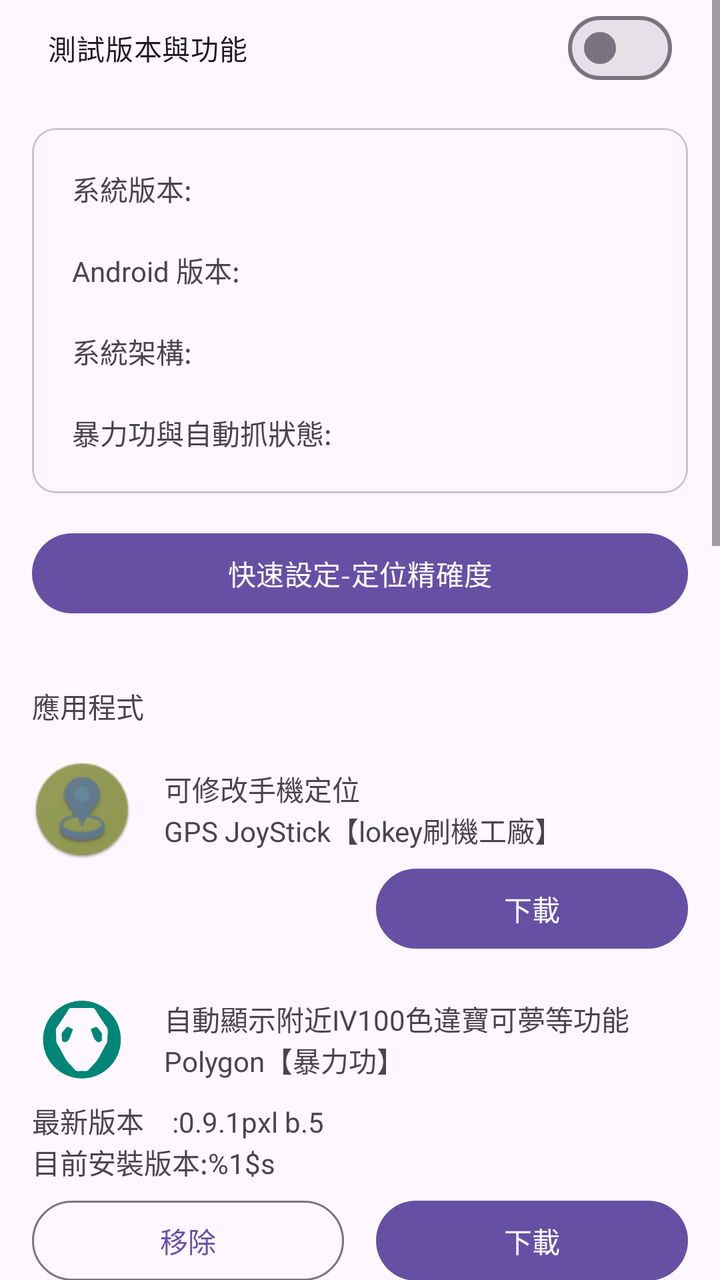
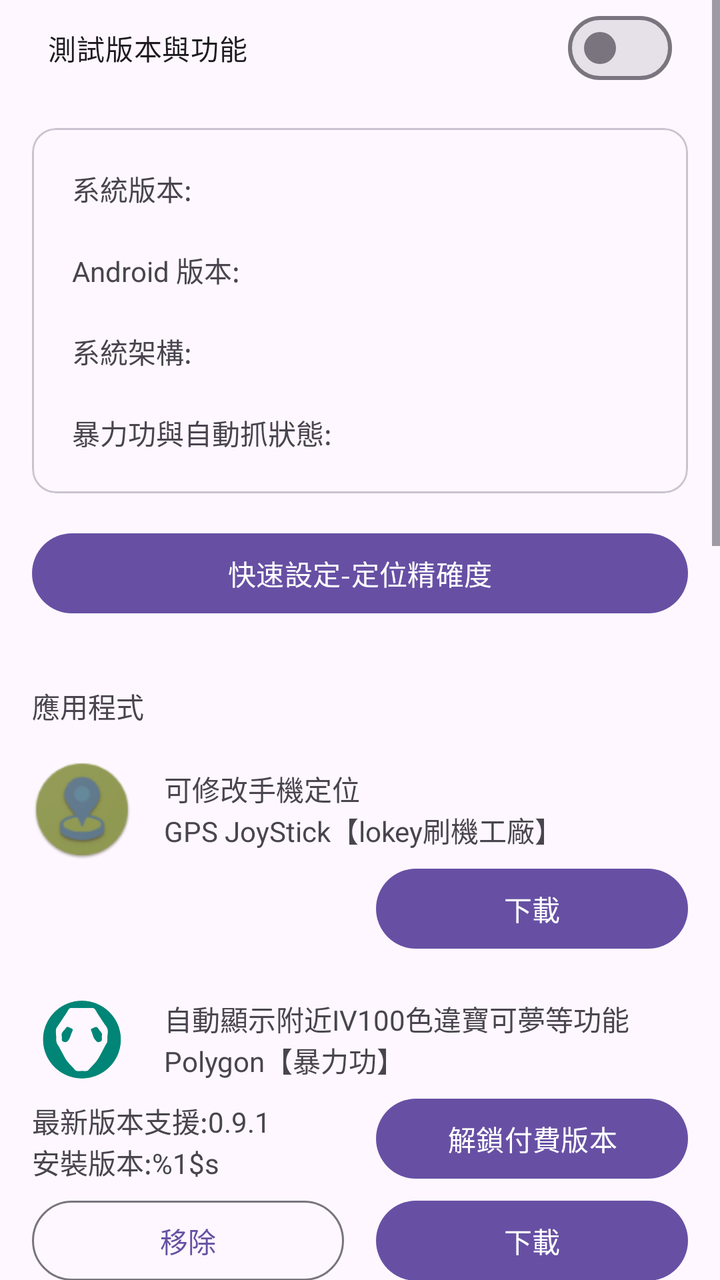

An Android layout rendered at two revisions. The XML below is the earlier revision; the diff shows what the commit changed to produce the second picture.
<!-- AndroidManifest.xml: application theme Theme.DynamicColors -->
<!-- res/layout/content_main.xml -->
<?xml version="1.0" encoding="utf-8"?>
<androidx.constraintlayout.widget.ConstraintLayout xmlns:android="http://schemas.android.com/apk/res/android"
    xmlns:app="http://schemas.android.com/apk/res-auto"
    xmlns:tools="http://schemas.android.com/tools"
    android:layout_width="match_parent"
    android:layout_height="match_parent"
    android:layout_marginBottom="16dp"
    app:layout_behavior="@string/appbar_scrolling_view_behavior">

    <ScrollView
        android:layout_width="match_parent"
        android:layout_height="match_parent"
        app:layout_constraintEnd_toEndOf="parent"
        app:layout_constraintStart_toStartOf="parent">

        <LinearLayout
            android:layout_width="match_parent"
            android:layout_height="wrap_content"
            android:orientation="vertical">

            <com.google.android.material.materialswitch.MaterialSwitch
                android:id="@+id/switch1"
                android:layout_width="match_parent"
                android:layout_height="wrap_content"
                android:layout_marginStart="24dp"
                android:layout_marginEnd="24dp"
                android:text="測試版本與功能" />


            <com.google.android.material.card.MaterialCardView
                android:id="@+id/card"
                android:layout_width="match_parent"
                android:layout_height="wrap_content"
                android:layout_margin="16dp"
                android:layout_marginTop="16dp"
                android:checkable="true"
                android:clickable="true"
                android:focusable="true"
                app:layout_constraintTop_toTopOf="parent"
                tools:layout_editor_absoluteX="32dp">

                <LinearLayout
                    android:id="@+id/linearLayout3"
                    android:layout_width="match_parent"
                    android:layout_height="wrap_content"
                    android:orientation="vertical"
                    app:layout_constraintEnd_toEndOf="parent"
                    app:layout_constraintStart_toStartOf="parent"
                    app:layout_constraintTop_toTopOf="parent">

                    <TextView
                        android:id="@+id/android_imformation"
                        android:layout_width="match_parent"
                        android:layout_height="wrap_content"
                        android:layout_marginStart="20dp"
                        android:layout_marginTop="20dp"
                        android:layout_marginEnd="20dp"
                        android:text="系統版本:" />

                    <TextView
                        android:id="@+id/android_version"
                        android:layout_width="match_parent"
                        android:layout_height="wrap_content"
                        android:layout_marginStart="20dp"
                        android:layout_marginTop="20dp"
                        android:layout_marginEnd="20dp"
                        android:text="Android 版本:" />

                    <TextView
                        android:id="@+id/android_abi"
                        android:layout_width="match_parent"
                        android:layout_height="wrap_content"
                        android:layout_marginStart="20dp"
                        android:layout_marginTop="20dp"
                        android:layout_marginEnd="20dp"
                        android:text="系統架構:" />

                    <TextView
                        android:id="@+id/android_supper"
                        android:layout_width="match_parent"
                        android:layout_height="wrap_content"
                        android:layout_marginStart="20dp"
                        android:layout_marginTop="20dp"
                        android:layout_marginEnd="20dp"
                        android:layout_marginBottom="20dp"
                        android:text="暴力功與自動抓狀態:" />

                </LinearLayout>

            </com.google.android.material.card.MaterialCardView>

            <Button
                android:id="@+id/LocationAccuracyActivity"
                style="@style/Widget.Material3.Button"
                android:layout_width="match_parent"
                android:layout_height="wrap_content"
                android:layout_marginStart="16dp"
                android:layout_marginEnd="16dp"
                android:text="快速設定-定位精確度" />

            <TextView
                android:layout_width="wrap_content"
                android:layout_height="wrap_content"
                android:layout_marginStart="16dp"
                android:layout_marginTop="32dp"
                android:layout_marginBottom="16dp"
                android:text="應用程式"
                app:layout_constraintStart_toStartOf="parent" />

            <LinearLayout
                android:id="@+id/linearLayout0"
                android:layout_width="match_parent"
                android:layout_height="wrap_content"
                android:layout_marginStart="16dp"
                android:layout_marginEnd="16dp"
                android:gravity="center"
                android:orientation="vertical"
                app:layout_constraintEnd_toEndOf="parent"
                app:layout_constraintHorizontal_bias="1.0"
                app:layout_constraintStart_toStartOf="parent"
                app:layout_constraintTop_toBottomOf="@+id/textView">

                <LinearLayout
                    android:layout_width="match_parent"
                    android:layout_height="51dp"
                    android:gravity="center"
                    android:orientation="horizontal">

                    <ImageView
                        android:id="@+id/imageView"
                        android:layout_width="50dp"
                        android:layout_height="50dp"
                        app:srcCompat="@drawable/gps_icon"
                        tools:layout_editor_absoluteX="50dp"
                        tools:layout_editor_absoluteY="50dp" />

                    <LinearLayout
                        android:layout_width="match_parent"
                        android:layout_height="match_parent"
                        android:layout_marginStart="16dp"
                        android:gravity="center|start"
                        android:orientation="vertical">

                        <TextView
                            android:layout_width="wrap_content"
                            android:layout_height="wrap_content"
                            android:layout_marginEnd="16dp"
                            android:layout_weight="0"
                            android:text="可修改手機定位" />

                        <TextView
                            android:layout_width="wrap_content"
                            android:layout_height="wrap_content"
                            android:layout_weight="0"
                            android:text="GPS JoyStick【lokey刷機工廠】" />

                    </LinearLayout>

                </LinearLayout>

                <LinearLayout
                    android:layout_width="match_parent"
                    android:layout_height="match_parent"
                    android:gravity="end"
                    android:orientation="horizontal">

                    <Button
                        android:layout_weight="1"
                        android:layout_width="0dp"
                        android:layout_height="wrap_content"
                        android:layout_marginEnd="16dp"
                        android:visibility="invisible"
                        android:text="@string/remove" />

                    <Button
                        android:layout_weight="1"
                        android:id="@+id/download_gps"
                        android:layout_width="0dp"
                        android:layout_height="wrap_content"
                        android:text="@string/download" />

                </LinearLayout>

            </LinearLayout>

            <LinearLayout
                android:id="@+id/linearLayout1"
                android:layout_width="match_parent"
                android:layout_height="wrap_content"
                android:layout_marginStart="16dp"
                android:layout_marginTop="16dp"
                android:layout_marginEnd="16dp"
                android:gravity="center"
                android:orientation="vertical"
                app:layout_constraintEnd_toEndOf="parent"
                app:layout_constraintHorizontal_bias="1.0"
                app:layout_constraintStart_toStartOf="parent"
                app:layout_constraintTop_toBottomOf="@+id/linearLayout0">

                <LinearLayout
                    android:layout_width="match_parent"
                    android:layout_height="51dp"
                    android:gravity="center"
                    android:orientation="horizontal">

                    <ImageView
                        android:id="@+id/imageView1"
                        android:layout_width="50dp"
                        android:layout_height="50dp"
                        app:srcCompat="@drawable/polygon_icon"
                        tools:layout_editor_absoluteX="100dp"
                        tools:layout_editor_absoluteY="100dp" />

                    <LinearLayout
                        android:layout_width="match_parent"
                        android:layout_height="match_parent"
                        android:layout_marginStart="16dp"
                        android:gravity="center|start"
                        android:orientation="vertical">

                        <TextView
                            android:layout_width="wrap_content"
                            android:layout_height="wrap_content"
                            android:layout_marginEnd="16dp"
                            android:layout_weight="0"
                            android:text="自動顯示附近IV100色違寶可夢等功能" />

                        <TextView
                            android:layout_width="wrap_content"
                            android:layout_height="wrap_content"
                            android:layout_weight="0"
                            android:text="Polygon【暴力功】" />

                    </LinearLayout>

                </LinearLayout>

                <LinearLayout
                    android:layout_width="match_parent"
                    android:layout_height="51dp"
                    android:orientation="horizontal">

                    <LinearLayout
                        android:layout_width="wrap_content"
                        android:layout_height="51dp"
                        android:gravity="center|start"
                        android:orientation="vertical">

                        <TextView
                            android:id="@+id/polygon_new_verison"
                            android:layout_width="wrap_content"
                            android:layout_height="wrap_content"
                            android:layout_marginEnd="16dp"
                            android:layout_weight="0"
                            android:text="最新版本　:0.9.1pxl b.5" />

                        <TextView
                            android:id="@+id/polygon_install_verison"
                            android:layout_width="wrap_content"
                            android:layout_height="wrap_content"
                            android:layout_weight="0"
                            android:text="@string/format_installVersion" />

                    </LinearLayout>

                </LinearLayout>

                <LinearLayout
                    android:layout_width="match_parent"
                    android:layout_height="match_parent"
                    android:gravity="end"
                    android:orientation="horizontal">

                    <Button
                        android:layout_weight="1"
                        android:id="@+id/remove_polygon"
                        style="@style/Widget.Material3.Button.OutlinedButton"
                        android:layout_width="0dp"
                        android:layout_height="wrap_content"
                        android:layout_marginEnd="16dp"
                        android:text="@string/remove" />

                    <Button
                        android:layout_weight="1"
                        android:id="@+id/download_polygon"
                        android:layout_width="0dp"
                        android:layout_height="wrap_content"
                        android:text="@string/download" />

                </LinearLayout>

            </LinearLayout>

            <LinearLayout
                android:id="@+id/linearLayout2"
                android:layout_width="match_parent"
                android:layout_height="wrap_content"
                android:layout_marginStart="16dp"
                android:layout_marginTop="16dp"
                android:layout_marginEnd="16dp"
                android:gravity="center"
                android:orientation="vertical"
                app:layout_constraintEnd_toEndOf="parent"
                app:layout_constraintHorizontal_bias="1.0"
                app:layout_constraintStart_toStartOf="parent"
                app:layout_constraintTop_toBottomOf="@+id/linearLayout1">

                <LinearLayout
                    android:layout_width="match_parent"
                    android:layout_height="51dp"
                    android:gravity="center"
                    android:orientation="horizontal">

                    <ImageView
                        android:id="@+id/imageView2"
                        android:layout_width="50dp"
                        android:layout_height="50dp"
                        app:srcCompat="@drawable/autocatch_icon"
                        tools:layout_editor_absoluteX="50dp"
                        tools:layout_editor_absoluteY="50dp" />

                    <LinearLayout
                        android:layout_width="match_parent"
                        android:layout_height="match_parent"
                        android:layout_marginStart="16dp"
                        android:gravity="center|start"
                        android:orientation="vertical">

                        <TextView
                            android:layout_width="wrap_content"
                            android:layout_height="wrap_content"
                            android:layout_marginEnd="16dp"
                            android:layout_weight="0"
                            android:text="模擬手動投球與自動旋轉補給站等功能" />

                        <TextView
                            android:layout_width="wrap_content"
                            android:layout_height="wrap_content"
                            android:layout_weight="0"
                            android:text="Pogo Auto Catch【自動抓】" />

                    </LinearLayout>

                </LinearLayout>

                <LinearLayout
                    android:layout_width="match_parent"
                    android:layout_height="match_parent"
                    android:orientation="horizontal">

                    <LinearLayout
                        android:layout_width="wrap_content"
                        android:layout_height="51dp"
                        android:gravity="center|start"
                        android:orientation="vertical">

                        <TextView
                            android:id="@+id/autocatch_new_verison"
                            android:layout_width="wrap_content"
                            android:layout_height="wrap_content"
                            android:layout_marginEnd="16dp"
                            android:layout_weight="0"
                            android:text="@string/format_newerVersion" />

                        <TextView
                            android:id="@+id/autocatch_install_verison"
                            android:layout_width="wrap_content"
                            android:layout_height="wrap_content"
                            android:layout_weight="0"
                            android:text="@string/format_installVersion" />

                    </LinearLayout>

                </LinearLayout>

                <LinearLayout
                    android:layout_width="match_parent"
                    android:layout_height="match_parent"
                    android:gravity="end"
                    android:orientation="horizontal">

                    <Button
                        android:layout_weight="1"
                        android:id="@+id/remove_autocatch"
                        style="@style/Widget.Material3.Button.OutlinedButton"
                        android:layout_width="0dp"
                        android:layout_height="wrap_content"
                        android:layout_marginEnd="16dp"
                        android:text="@string/remove" />

                    <Button
                        android:layout_weight="1"
                        android:id="@+id/download_autocatch"
                        android:layout_width="0dp"
                        android:layout_height="wrap_content"
                        android:text="@string/download" />

                </LinearLayout>

            </LinearLayout>

            <LinearLayout
                android:id="@+id/linearLayout5"
                android:layout_width="match_parent"
                android:layout_height="wrap_content"
                android:layout_marginStart="16dp"
                android:layout_marginTop="16dp"
                android:layout_marginEnd="16dp"
                android:gravity="center"
                android:orientation="vertical"
                app:layout_constraintEnd_toEndOf="parent"
                app:layout_constraintHorizontal_bias="1.0"
                app:layout_constraintStart_toStartOf="parent"
                app:layout_constraintTop_toBottomOf="@+id/linearLayout1">

                <LinearLayout
                    android:layout_width="match_parent"
                    android:layout_height="51dp"
                    android:gravity="center"
                    android:orientation="horizontal">

                    <ImageView
                        android:layout_width="50dp"
                        android:layout_height="50dp"
                        app:srcCompat="@drawable/pok_icon"
                        tools:layout_editor_absoluteX="50dp"
                        tools:layout_editor_absoluteY="50dp" />

                    <LinearLayout
                        android:layout_width="match_parent"
                        android:layout_height="match_parent"
                        android:layout_marginStart="16dp"
                        android:gravity="center|start"
                        android:orientation="vertical">

                        <TextView
                            android:layout_width="wrap_content"
                            android:layout_height="wrap_content"
                            android:layout_marginEnd="16dp"
                            android:layout_weight="0"
                            android:text="原版寶可夢客戶端" />

                        <TextView
                            android:layout_width="wrap_content"
                            android:layout_height="wrap_content"
                            android:layout_weight="0"
                            android:text="Pokémon GO【寶可夢】" />
                    </LinearLayout>

                </LinearLayout>

                <LinearLayout
                    android:layout_width="match_parent"
                    android:layout_height="match_parent"
                    android:orientation="horizontal">

                    <LinearLayout
                        android:layout_width="wrap_content"
                        android:layout_height="51dp"
                        android:gravity="center|start"
                        android:orientation="vertical">

                        <TextView
                            android:id="@+id/pok_new_verison"
                            android:layout_width="wrap_content"
                            android:layout_height="wrap_content"
                            android:layout_marginEnd="16dp"
                            android:layout_weight="0"
                            android:text="@string/format_newerVersion" />

                        <TextView
                            android:id="@+id/pok_install_verison"
                            android:layout_width="wrap_content"
                            android:layout_height="wrap_content"
                            android:layout_weight="0"
                            android:text="@string/format_installVersion" />
                    </LinearLayout>

                </LinearLayout>

                <LinearLayout
                    android:layout_width="match_parent"
                    android:layout_height="match_parent"
                    android:gravity="end"
                    android:orientation="horizontal">

                    <Button
                        android:layout_weight="1"
                        android:id="@+id/remove_pok"
                        style="@style/Widget.Material3.Button.OutlinedButton"
                        android:layout_width="0dp"
                        android:layout_height="wrap_content"
                        android:layout_marginEnd="16dp"
                        android:text="@string/remove" />

                    <Button
                        android:layout_weight="1"
                        android:id="@+id/download_pok"
                        android:layout_width="0dp"
                        android:layout_height="wrap_content"
                        android:text="@string/download" />

                </LinearLayout>

            </LinearLayout>

            <LinearLayout
                android:id="@+id/linearLayout4"
                android:layout_width="match_parent"
                android:layout_height="wrap_content"
                android:layout_marginStart="16dp"
                android:layout_marginTop="16dp"
                android:layout_marginEnd="16dp"
                android:gravity="center"
                android:orientation="vertical"
                app:layout_constraintEnd_toEndOf="parent"
                app:layout_constraintHorizontal_bias="1.0"
                app:layout_constraintStart_toStartOf="parent"
                app:layout_constraintTop_toBottomOf="@+id/linearLayout1">

                <LinearLayout
                    android:layout_width="match_parent"
                    android:layout_height="51dp"
                    android:gravity="center"
                    android:orientation="horizontal">

                    <ImageView
                        android:id="@+id/imageView4"
                        android:layout_width="50dp"
                        android:layout_height="50dp"
                        app:srcCompat="@drawable/pok_icon"
                        tools:layout_editor_absoluteX="50dp"
                        tools:layout_editor_absoluteY="50dp" />

                    <LinearLayout
                        android:layout_width="match_parent"
                        android:layout_height="match_parent"
                        android:layout_marginStart="16dp"
                        android:gravity="center|start"
                        android:orientation="vertical">

                        <TextView
                            android:layout_width="wrap_content"
                            android:layout_height="wrap_content"
                            android:layout_marginEnd="16dp"
                            android:layout_weight="0"
                            android:text="原版寶可夢三星版本客戶端" />

                        <TextView
                            android:layout_width="wrap_content"
                            android:layout_height="wrap_content"
                            android:layout_weight="0"
                            android:text="Pokémon GO【寶可夢三星版本】" />

                    </LinearLayout>

                </LinearLayout>

                <LinearLayout
                    android:layout_width="match_parent"
                    android:layout_height="match_parent"
                    android:orientation="horizontal">

                    <LinearLayout
                        android:layout_width="wrap_content"
                        android:layout_height="51dp"
                        android:gravity="center|start"
                        android:orientation="vertical">

                        <TextView
                            android:id="@+id/pokAres_new_verison"
                            android:layout_width="wrap_content"
                            android:layout_height="wrap_content"
                            android:layout_marginEnd="16dp"
                            android:layout_weight="0"
                            android:text="@string/format_newerVersion" />

                        <TextView
                            android:id="@+id/pokAres_install_verison"
                            android:layout_width="wrap_content"
                            android:layout_height="wrap_content"
                            android:layout_weight="0"
                            android:text="@string/format_installVersion" />

                    </LinearLayout>

                </LinearLayout>

                <LinearLayout
                    android:layout_width="match_parent"
                    android:layout_height="match_parent"
                    android:gravity="end"
                    android:orientation="horizontal">

                    <Button
                        android:layout_weight="1"
                        android:id="@+id/remove_pokAres"
                        style="@style/Widget.Material3.Button.OutlinedButton"
                        android:layout_width="0dp"
                        android:layout_height="wrap_content"
                        android:layout_marginEnd="16dp"
                        android:text="@string/remove" />

                    <Button
                        android:layout_weight="1"
                        android:id="@+id/download_pokAres"
                        android:layout_width="0dp"
                        android:layout_height="wrap_content"
                        android:text="@string/download" />

                </LinearLayout>

            </LinearLayout>

            <TextView
                android:layout_width="wrap_content"
                android:layout_height="wrap_content"
                android:layout_marginStart="16dp"
                android:layout_marginTop="32dp"
                android:text="設備、定位檢測"
                app:layout_constraintStart_toStartOf="parent" />

            <com.google.android.material.card.MaterialCardView
                android:layout_width="match_parent"
                android:layout_height="wrap_content"
                android:layout_margin="16dp"
                android:checkable="true"
                android:clickable="true"
                android:focusable="true"
                app:layout_constraintTop_toBottomOf="@+id/linearLayout2"
                tools:layout_editor_absoluteX="32dp">

                <LinearLayout
                    android:layout_width="match_parent"
                    android:layout_height="wrap_content"
                    android:orientation="vertical"
                    app:layout_constraintEnd_toEndOf="parent"
                    app:layout_constraintStart_toStartOf="parent"
                    app:layout_constraintTop_toTopOf="parent">

                    <Button
                        android:id="@+id/check_location"
                        style="@style/Widget.Material3.Button"
                        android:layout_width="match_parent"
                        android:layout_height="wrap_content"
                        android:layout_marginStart="16dp"
                        android:layout_marginTop="16dp"
                        android:layout_marginEnd="16dp"
                        android:text="@string/check_button" />

                    <TextView
                        android:layout_width="match_parent"
                        android:layout_height="wrap_content"
                        android:layout_marginStart="20dp"
                        android:layout_marginTop="20dp"
                        android:layout_marginEnd="20dp"
                        android:text="系統取得位置:" />

                    <TextView
                        android:id="@+id/location_system"
                        android:layout_width="match_parent"
                        android:layout_height="wrap_content"
                        android:layout_marginStart="20dp"
                        android:layout_marginEnd="20dp"
                        android:text="未取得" />

                    <TextView
                        android:layout_width="match_parent"
                        android:layout_height="wrap_content"
                        android:layout_marginStart="20dp"
                        android:layout_marginTop="20dp"
                        android:text="是否安裝Magsik:" />

                    <TextView
                        android:id="@+id/check_magisk"
                        android:layout_width="match_parent"
                        android:layout_height="wrap_content"
                        android:layout_marginStart="20dp"
                        android:layout_marginEnd="20dp"
                        android:layout_marginBottom="20dp"
                        android:text="未檢查" />

                </LinearLayout>

            </com.google.android.material.card.MaterialCardView>

            <Space
                android:layout_width="match_parent"
                android:layout_height="50dp"
                android:layout_marginBottom="16dp"
                android:layout_gravity="bottom|end"
                app:layout_constraintBottom_toBottomOf="parent"
                app:layout_constraintEnd_toEndOf="parent"
                app:layout_constraintStart_toStartOf="parent" />

        </LinearLayout>

    </ScrollView>

</androidx.constraintlayout.widget.ConstraintLayout>
<!-- resources referenced by this layout -->
<resources>
  <!-- drawable autocatch_icon: png bitmap (drawable-nodpi, 6494 bytes) -->
  <!-- drawable gps_icon: png bitmap (drawable-nodpi, 5357 bytes) -->
  <!-- drawable pok_icon: png bitmap (drawable-nodpi, 264002 bytes) -->
  <!-- drawable polygon_icon: png bitmap (drawable-nodpi, 26442 bytes) -->
  <string name="check_button">檢測定位與設備</string>
  <string name="download">下載</string>
  <string name="format_installVersion">目前安裝版本:%1$s</string>
  <string name="format_newerVersion">最新支援版本:%1$s</string>
  <string name="remove">移除</string>
  <style name="Theme.DynamicColors" parent="Theme.Material3.DayNight.NoActionBar">
          
          
  
          <item name="android:navigationBarColor">@android:color/transparent</item>
          <item name="android:statusBarColor">@android:color/transparent</item>
          <item name="android:windowLightStatusBar">?attr/isLightTheme</item>
  
      </style>
</resources>

<!-- the commit's change to res/layout/content_main.xml (unified diff, before → after) -->
@@ -237,12 +237,14 @@
 
                 <LinearLayout
                     android:layout_width="match_parent"
-                    android:layout_height="51dp"
-                    android:orientation="horizontal">
-
-                    <LinearLayout
-                        android:layout_width="wrap_content"
+                    android:layout_height="match_parent"
+                    android:orientation="horizontal">
+
+                    <LinearLayout
+                        android:layout_width="0dp"
                         android:layout_height="51dp"
+                        android:layout_weight="1"
+                        android:layout_marginEnd="16dp"
                         android:gravity="center|start"
                         android:orientation="vertical">
 
@@ -250,9 +252,8 @@
                             android:id="@+id/polygon_new_verison"
                             android:layout_width="wrap_content"
                             android:layout_height="wrap_content"
-                            android:layout_marginEnd="16dp"
-                            android:layout_weight="0"
-                            android:text="最新版本　:0.9.1pxl b.5" />
+                            android:layout_weight="0"
+                            android:text="最新版本支援:0.9.1" />
 
                         <TextView
                             android:id="@+id/polygon_install_verison"
@@ -262,6 +263,13 @@
                             android:text="@string/format_installVersion" />
 
                     </LinearLayout>
+
+                    <Button
+                        android:id="@+id/polygon_unlockPremium"
+                        android:layout_width="0dp"
+                        android:layout_height="wrap_content"
+                        android:layout_weight="1"
+                        android:text="@string/unlockPremium" />
 
                 </LinearLayout>
 
@@ -349,8 +357,10 @@
                     android:orientation="horizontal">
 
                     <LinearLayout
-                        android:layout_width="wrap_content"
+                        android:layout_width="0dp"
                         android:layout_height="51dp"
+                        android:layout_weight="1"
+                        android:layout_marginEnd="16dp"
                         android:gravity="center|start"
                         android:orientation="vertical">
 
@@ -358,7 +368,6 @@
                             android:id="@+id/autocatch_new_verison"
                             android:layout_width="wrap_content"
                             android:layout_height="wrap_content"
-                            android:layout_marginEnd="16dp"
                             android:layout_weight="0"
                             android:text="@string/format_newerVersion" />
 
@@ -370,6 +379,13 @@
                             android:text="@string/format_installVersion" />
 
                     </LinearLayout>
+
+                    <Button
+                        android:id="@+id/autocatch_unlockPremium"
+                        android:layout_width="0dp"
+                        android:layout_height="wrap_content"
+                        android:layout_weight="1"
+                        android:text="@string/unlockPremium" />
 
                 </LinearLayout>
 
<!-- resource entries referenced after the edit -->
@@ -6,9 +6,10 @@
   <!-- drawable polygon_icon: png bitmap (drawable-nodpi, 26442 bytes) -->
   <string name="check_button">檢測定位與設備</string>
   <string name="download">下載</string>
-  <string name="format_installVersion">目前安裝版本:%1$s</string>
-  <string name="format_newerVersion">最新支援版本:%1$s</string>
+  <string name="format_installVersion">安裝版本:%1$s</string>
+  <string name="format_newerVersion">支援版本:%1$s</string>
   <string name="remove">移除</string>
+  <string name="unlockPremium">解鎖付費版本</string>
   <style name="Theme.DynamicColors" parent="Theme.Material3.DayNight.NoActionBar">
           
           
